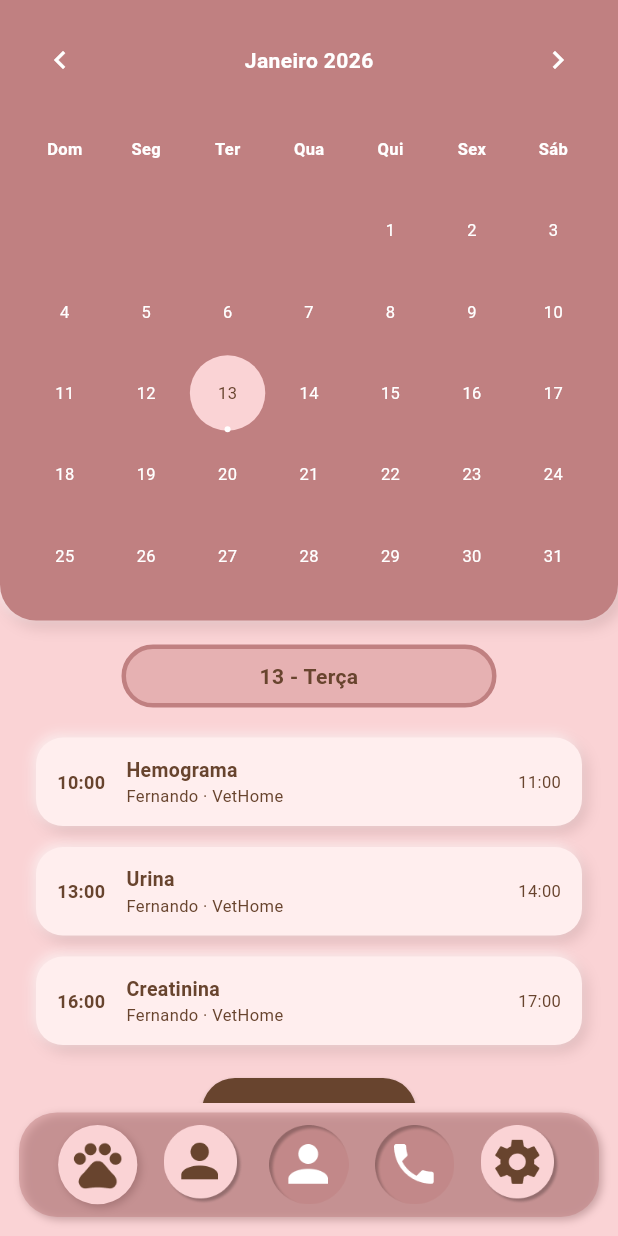
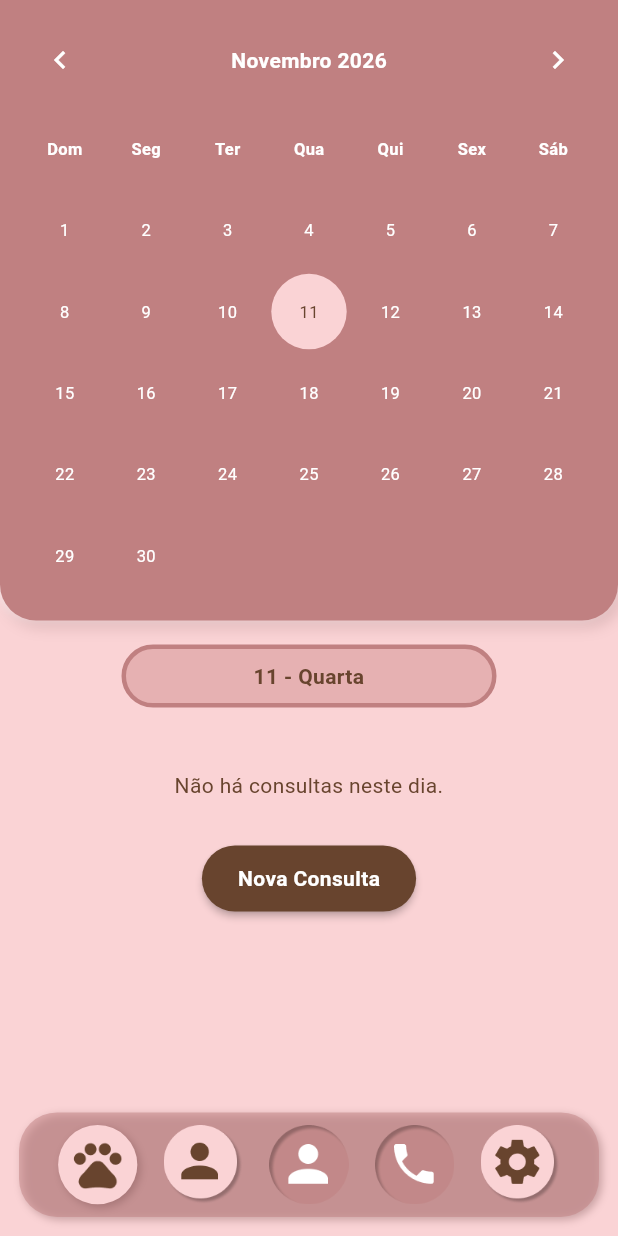
Before and after one commit to LEanMist/flutter_vethome, a Flutter app: the AgendaScreen screen opened by its route, on a phone screen of 412 x 824 dp. Run offline on Flutter 3.47's test engine with Material 3 defaults, Android fonts, the phone set to English and light mode, and no system bars; our stand-ins replace cached_network_image, flutter_inset_shadow, flutter_svg, google_fonts, image_picker; network calls fail; Roboto replaces fonts that are missing (Montserrat Alternates); project files that could hold a hidden picture were left out.

Commit message:
Conectando o agendamento com o backend

```diff
--- a/lib/data/mock/vet_mock.dart
+++ b/lib/data/mock/vet_mock.dart
@@ -156,20 +156,6 @@ class VetMock {
   }
 
   static List<Agendamento> agendamentos(String pet) => [
-    Agendamento(
-      data: _hoje.add(const Duration(days: 5, hours: 14, minutes: 30)),
-      tipo: 'Consulta Geral',
-      veterinario: 'Dra. Ana Silva',
-      local: 'Clínica VetHome',
-      status: StatusAgendamento.confirmado,
-    ),
-    Agendamento(
-      data: _hoje.add(const Duration(days: 20, hours: 10)),
-      tipo: 'Vacinação',
-      veterinario: 'Dr. João Mendes',
-      local: 'Unidade Central',
-      status: StatusAgendamento.pendente,
-    ),
     ...?_novosAgendamentos[pet],
   ];
 }
--- a/lib/pages/consultas/agenda_page.dart
+++ b/lib/pages/consultas/agenda_page.dart
@@ -1,8 +1,9 @@
 import 'package:flutter/material.dart';
 
-import '../../service/utils/formatters.dart';
 import '../../data/mock/vet_mock.dart';
 import '../../data/pet_repository.dart';
+import '../../data/session.dart';
+import '../../service/utils/formatters.dart';
 import '../../theme.dart';
 import '../../widgets.dart';
 
@@ -14,8 +15,8 @@ class AgendaScreen extends StatefulWidget {
 }
 
 class _AgendaScreenState extends State<AgendaScreen> {
-  DateTime _mes = DateTime(2026, 1);
-  DateTime _selecionado = DateTime(2026, 1, 13);
+  DateTime _mes = DateTime.now();
+  DateTime _selecionado = DateTime.now();
 
   static const meses = [
     'Janeiro',
@@ -149,10 +150,7 @@ class _AgendaScreenState extends State<AgendaScreen> {
                                 ),
                               ),
                             ),
-                            if (_isDemoDate(
-                                  DateTime(_mes.year, _mes.month, date),
-                                ) ||
-                                _hasAppointment(
+                            if (_hasAppointment(
                                   DateTime(_mes.year, _mes.month, date),
                                 ))
                               const Positioned(
@@ -194,66 +192,16 @@ class _AgendaScreenState extends State<AgendaScreen> {
           padding: const EdgeInsets.fromLTRB(24, 20, 24, 0),
           child: Column(
             children: [
-              if (_isDemoDate(_selecionado))
-                for (final consulta in const [
-                  (hora: '10:00', tipo: 'Hemograma'),
-                  (hora: '13:00', tipo: 'Urina'),
-                  (hora: '16:00', tipo: 'Creatinina'),
-                ])
-                  Padding(
-                    padding: const EdgeInsets.only(bottom: 14),
-                    child: Container(
-                      padding: const EdgeInsets.symmetric(
-                        horizontal: 14,
-                        vertical: 12,
-                      ),
-                      decoration: BoxDecoration(
-                        color: VH.card,
-                        borderRadius: BorderRadius.circular(18),
-                        boxShadow: VH.raise,
-                      ),
-                      child: Row(
-                        children: [
-                          Text(
-                            consulta.hora,
-                            style: const TextStyle(
-                              fontSize: 12,
-                              fontWeight: FontWeight.bold,
-                            ),
-                          ),
-                          const SizedBox(width: 14),
-                          Expanded(
-                            child: Column(
-                              crossAxisAlignment: CrossAxisAlignment.start,
-                              children: [
-                                Text(
-                                  consulta.tipo,
-                                  style: const TextStyle(
-                                    fontSize: 13,
-                                    fontWeight: FontWeight.bold,
-                                  ),
-                                ),
-                                const Text(
-                                  'Fernando · VetHome',
-                                  style: TextStyle(fontSize: 11),
-                                ),
-                              ],
-                            ),
-                          ),
-                          Text(
-                            '${(int.parse(consulta.hora.substring(0, 2)) + 1).toString().padLeft(2, '0')}:00',
-                            style: const TextStyle(fontSize: 11),
-                          ),
-                        ],
-                      ),
-                    ),
+              if (consultasDoDia.isEmpty)
+                Padding(
+                  padding: const EdgeInsets.symmetric(vertical: 22),
+                  child: Text(
+                    Session.isLoggedIn
+                        ? 'Não há consultas para ${Session.clientName} neste dia.'
+                        : 'Não há consultas neste dia.',
+                    textAlign: TextAlign.center,
                   ),
-              if (consultasDoDia.isEmpty)
-                if (!_isDemoDate(_selecionado))
-                  const Padding(
-                    padding: EdgeInsets.symmetric(vertical: 22),
-                    child: Text('Não há consultas neste dia.'),
-                  ),
+                ),
               for (final item in consultasDoDia)
                 Padding(
                   padding: const EdgeInsets.only(bottom: 14),
@@ -289,7 +237,7 @@ class _AgendaScreenState extends State<AgendaScreen> {
                                 ),
                               ),
                               Text(
-                                '${item.pet.name} · ${item.agendamento.local}',
+                                '${Session.isLoggedIn ? '${Session.clientName} · ' : ''}${item.pet.name} · ${item.agendamento.local}',
                                 style: const TextStyle(fontSize: 11),
                               ),
                             ],
@@ -327,9 +275,6 @@ class _AgendaScreenState extends State<AgendaScreen> {
   bool _sameDay(DateTime a, DateTime b) =>
       a.year == b.year && a.month == b.month && a.day == b.day;
 
-  bool _isDemoDate(DateTime date) =>
-      date.year == 2026 && date.month == 1 && date.day == 13;
-
   bool _hasAppointment(DateTime date) => PetRepository.pets.any(
         (pet) => VetMock.agendamentos(
           pet.name,
```
Also changed, not shown: lib/pages/consultas/nova_consulta_page.dart (+70 -15 lines), lib/service/consulta_service.dart (+53 -10 lines), 1 other file.
